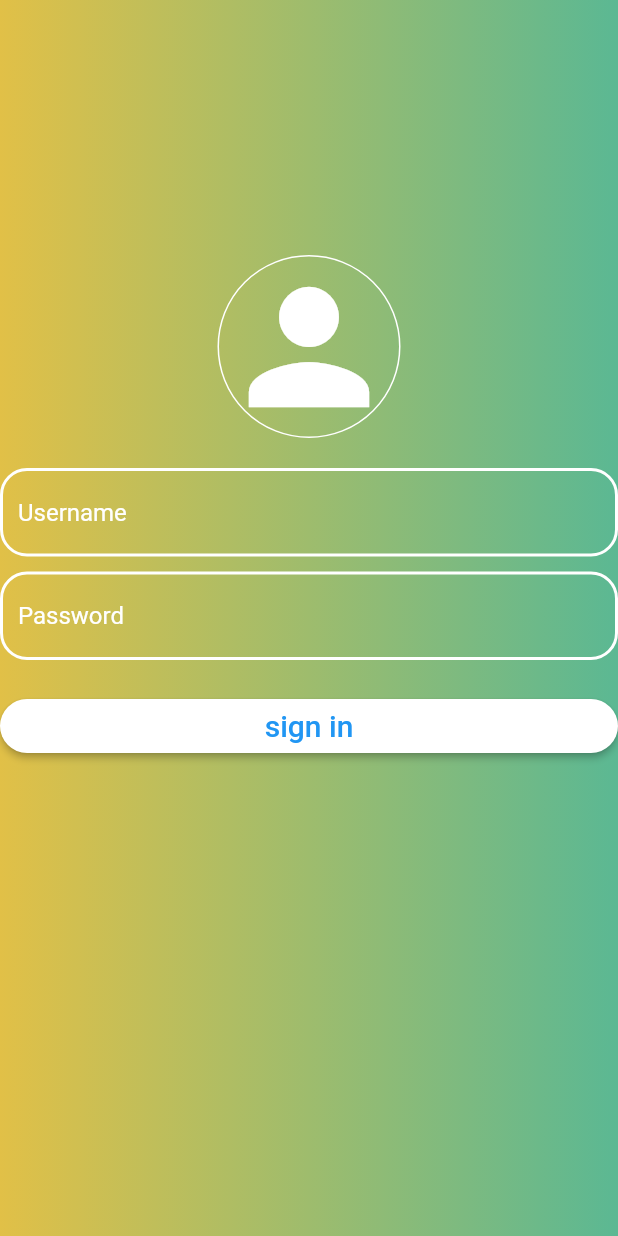
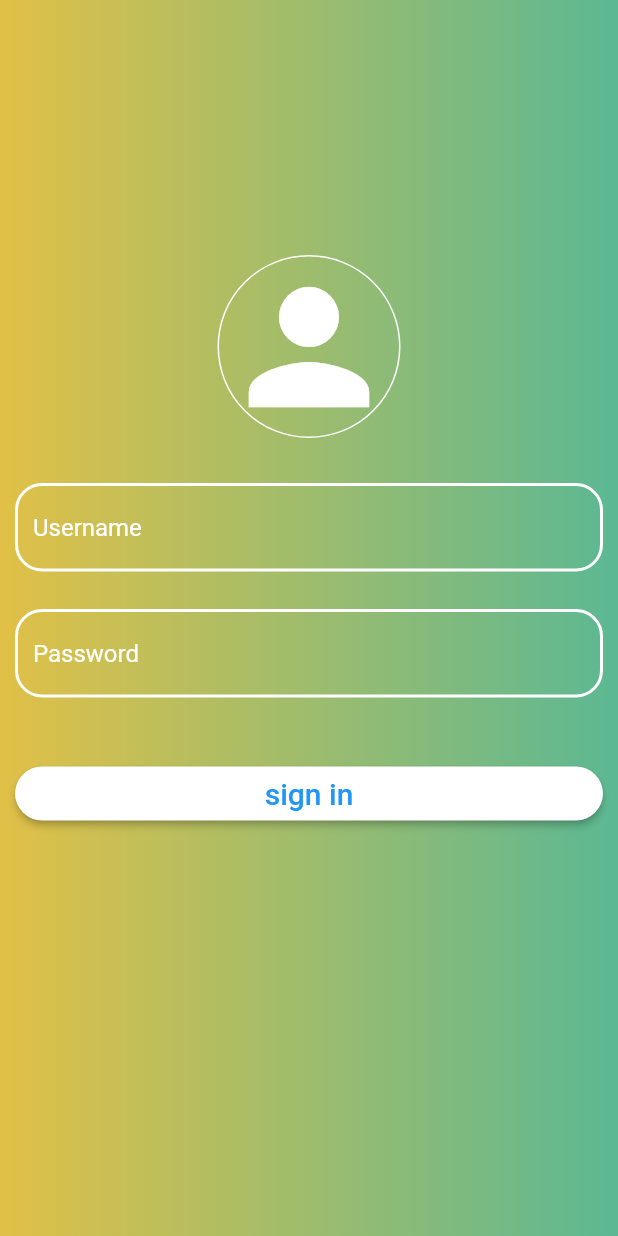
Before and after one commit to Theerthac/loginpage_ui, a Flutter app: the screen it shows after launch, on a phone screen of 412 x 824 dp. Run offline on Flutter 3.47's test engine with Material 2 defaults, Android fonts, the phone set to English and light mode, and no system bars.

Commit message:
change ui

```diff
--- a/lib/login_page.dart
+++ b/lib/login_page.dart
@@ -43,7 +43,9 @@ class _LoginPageState extends State<LoginPage> {
               ),
             ),
              const SizedBox(height: 20,),
-            TextField(
+            Padding(
+              padding: const EdgeInsets.all(10),
+              child: TextField(
                 style: const TextStyle(color: Colors.white),
                 controller:usernameController ,
                 decoration: InputDecoration(
@@ -55,9 +57,12 @@ class _LoginPageState extends State<LoginPage> {
                   ),
                 ),
               ),
+            ),
 
-            const SizedBox(height: 10,),
-                  TextField(
+            const SizedBox(height: 5,),
+                  Padding(
+                    padding: const EdgeInsets.all(10),
+                    child: TextField(
                                 style: const TextStyle(color: Colors.white),
                                 controller:passwordController ,
                                 decoration: InputDecoration(
@@ -70,8 +75,11 @@ class _LoginPageState extends State<LoginPage> {
                                 ),
 
                               ),
+                  ),
            const SizedBox(height: 20,),
-            ElevatedButton(
+            Padding(
+              padding: const EdgeInsets.all(10),
+              child: ElevatedButton(
 
                 onPressed: (){},
 
@@ -86,6 +94,7 @@ class _LoginPageState extends State<LoginPage> {
                  child: const SizedBox(width: double.infinity,
                   child: Center(child: Text('sign in',style: TextStyle(fontSize: 20),))),
                  ),
+            ),
 
           ],
         ),
```
Lines whose indentation alone changed are shown as unchanged.
